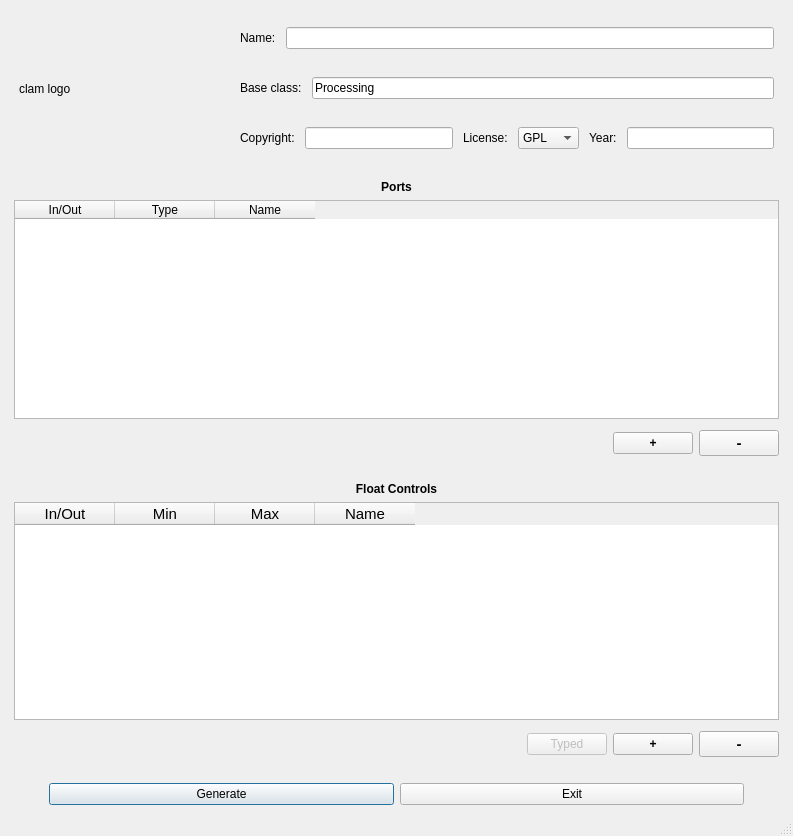
The window that CLAM/scripts/TemplatedPluginsGenerator/main.ui (clam-project/clam) describes before a commit, drawn with Qt 5.
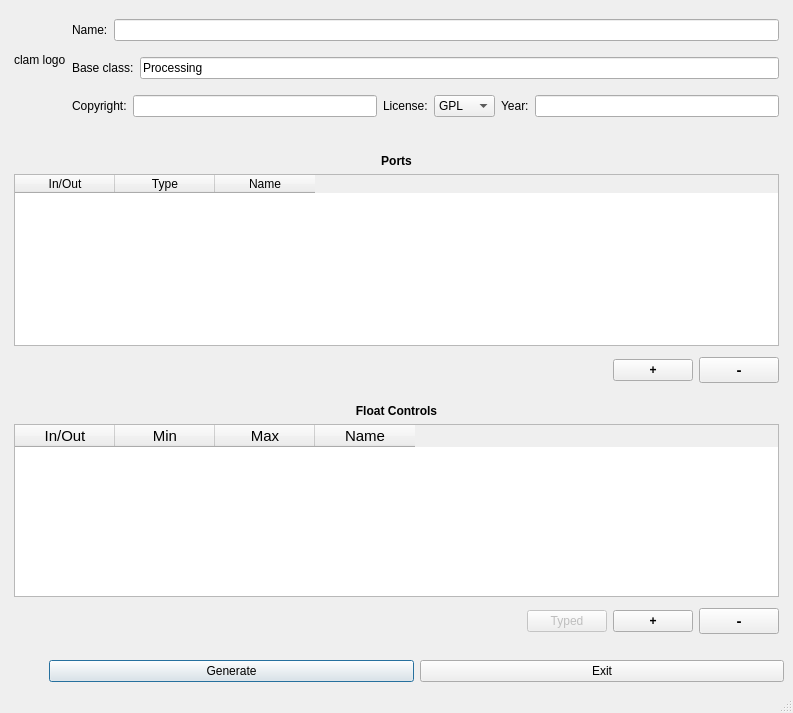
The same window after the commit.

Commit message: TemplatedPluginsGenerator: fixed ui layout

```diff
--- a/CLAM/scripts/TemplatedPluginsGenerator/main.ui
+++ b/CLAM/scripts/TemplatedPluginsGenerator/main.ui
@@ -1,15 +1,21 @@
 <ui version="4.0" >
  <class>TemplateGeneratorWindow</class>
- <widget class="QMainWindow" name="TemplateGeneratorWindow" >
-  <property name="geometry" >
+ <widget class="QMainWindow" name="TemplateGeneratorWindow">
+  <property name="geometry">
    <rect>
     <x>0</x>
     <y>0</y>
     <width>783</width>
-    <height>836</height>
+    <height>713</height>
    </rect>
   </property>
-  <property name="windowTitle" >
+  <property name="sizePolicy">
+   <sizepolicy hsizetype="MinimumExpanding" vsizetype="MinimumExpanding">
+    <horstretch>0</horstretch>
+    <verstretch>0</verstretch>
+   </sizepolicy>
+  </property>
+  <property name="windowTitle">
    <string>MainWindow</string>
   </property>
   <property name="locale" >
@@ -47,72 +53,44 @@
          <enum>QLayout::SetMinimumSize</enum>
         </property>
         <item>
-         <layout class="QVBoxLayout" >
-          <property name="sizeConstraint" >
-           <enum>QLayout::SetDefaultConstraint</enum>
+         <widget class="QLabel" name="clamLogo">
+          <property name="sizePolicy">
+           <sizepolicy hsizetype="Fixed" vsizetype="Preferred">
+            <horstretch>0</horstretch>
+            <verstretch>0</verstretch>
+           </sizepolicy>
           </property>
-          <property name="leftMargin" >
-           <number>5</number>
+          <property name="maximumSize">
+           <size>
+            <width>100</width>
+            <height>50</height>
+           </size>
           </property>
-          <property name="rightMargin" >
-           <number>5</number>
+          <property name="frameShape">
+           <enum>QFrame::NoFrame</enum>
           </property>
-          <item>
-           <widget class="QLabel" name="clamLogo" >
-            <property name="sizePolicy" >
-             <sizepolicy vsizetype="Fixed" hsizetype="Fixed" >
-              <horstretch>0</horstretch>
-              <verstretch>0</verstretch>
-             </sizepolicy>
-            </property>
-            <property name="minimumSize" >
-             <size>
-              <width>200</width>
-              <height>150</height>
-             </size>
-            </property>
-            <property name="maximumSize" >
-             <size>
-              <width>200</width>
-              <height>150</height>
-             </size>
-            </property>
-            <property name="frameShape" >
-             <enum>QFrame::NoFrame</enum>
-            </property>
-            <property name="frameShadow" >
-             <enum>QFrame::Raised</enum>
-            </property>
-            <property name="text" >
-             <string>clam logo</string>
-            </property>
-            <property name="scaledContents" >
-             <bool>true</bool>
-            </property>
-            <property name="textInteractionFlags" >
-             <set>Qt::NoTextInteraction</set>
-            </property>
-           </widget>
-          </item>
-         </layout>
+          <property name="frameShadow">
+           <enum>QFrame::Raised</enum>
+          </property>
+          <property name="text">
+           <string>clam logo</string>
+          </property>
+          <property name="scaledContents">
+           <bool>true</bool>
+          </property>
+          <property name="alignment">
+           <set>Qt::AlignLeading|Qt::AlignLeft|Qt::AlignTop</set>
+          </property>
+         </widget>
         </item>
         <item>
-         <layout class="QVBoxLayout" >
-          <property name="spacing" >
-           <number>10</number>
-          </property>
-          <property name="sizeConstraint" >
+         <layout class="QVBoxLayout">
+          <property name="sizeConstraint">
            <enum>QLayout::SetMinimumSize</enum>
           </property>
-          <property name="leftMargin" >
-           <number>10</number>
-          </property>
-          <property name="rightMargin" >
-           <number>5</number>
-          </property>
           <item>
-           <layout class="QHBoxLayout" name="horizontalLayout" >
-            <property name="topMargin" >
+           <layout class="QHBoxLayout" name="horizontalLayout">
+            <property name="topMargin">
              <number>5</number>
             </property>
             <property name="bottomMargin" >
@@ -131,16 +109,22 @@
            </layout>
           </item>
           <item>
-           <layout class="QHBoxLayout" name="horizontalLayout_2" >
-            <property name="topMargin" >
+           <layout class="QHBoxLayout" name="horizontalLayout_2">
+            <property name="topMargin">
              <number>5</number>
             </property>
             <property name="bottomMargin" >
              <number>5</number>
             </property>
             <item>
-             <widget class="QLabel" name="label_3" >
-              <property name="text" >
+             <widget class="QLabel" name="label_3">
+              <property name="sizePolicy">
+               <sizepolicy hsizetype="Preferred" vsizetype="Minimum">
+                <horstretch>0</horstretch>
+                <verstretch>0</verstretch>
+               </sizepolicy>
+              </property>
+              <property name="text">
                <string>Base class:</string>
               </property>
              </widget>
@@ -155,8 +139,8 @@
            </layout>
           </item>
           <item>
-           <layout class="QHBoxLayout" name="horizontalLayout_17" >
-            <property name="topMargin" >
+           <layout class="QHBoxLayout" name="horizontalLayout_17">
+            <property name="topMargin">
              <number>5</number>
             </property>
             <property name="bottomMargin" >
@@ -214,29 +198,26 @@
             </item>
            </layout>
           </item>
+          <item>
+           <spacer name="verticalSpacer_4">
+            <property name="orientation">
+             <enum>Qt::Vertical</enum>
+            </property>
+            <property name="sizeHint" stdset="0">
+             <size>
+              <width>20</width>
+              <height>40</height>
+             </size>
+            </property>
+           </spacer>
+          </item>
          </layout>
         </item>
        </layout>
       </item>
       <item>
-       <spacer name="verticalSpacer" >
-        <property name="orientation" >
-         <enum>Qt::Vertical</enum>
-        </property>
-        <property name="sizeType" >
-         <enum>QSizePolicy::Minimum</enum>
-        </property>
-        <property name="sizeHint" stdset="0" >
-         <size>
-          <width>20</width>
-          <height>5</height>
-         </size>
-        </property>
-       </spacer>
-      </item>
-      <item>
-       <layout class="QVBoxLayout" name="verticalLayout" >
-        <property name="topMargin" >
+       <layout class="QVBoxLayout" name="verticalLayout">
+        <property name="topMargin">
          <number>5</number>
         </property>
         <property name="bottomMargin" >
@@ -360,24 +341,8 @@
        </layout>
       </item>
       <item>
-       <spacer name="verticalSpacer_2" >
-        <property name="orientation" >
-         <enum>Qt::Vertical</enum>
-        </property>
-        <property name="sizeType" >
-         <enum>QSizePolicy::Minimum</enum>
-        </property>
-        <property name="sizeHint" stdset="0" >
-         <size>
-          <width>20</width>
-          <height>5</height>
-         </size>
-        </property>
-       </spacer>
-      </item>
-      <item>
-       <layout class="QVBoxLayout" name="verticalLayout_2" >
-        <property name="topMargin" >
+       <layout class="QVBoxLayout" name="verticalLayout_2">
+        <property name="topMargin">
          <number>5</number>
         </property>
         <property name="bottomMargin" >
@@ -554,8 +519,14 @@
        </spacer>
       </item>
       <item>
-       <widget class="QPushButton" name="pushButton_Generate" >
-        <property name="toolTip" >
+       <widget class="QPushButton" name="pushButton_Generate">
+        <property name="sizePolicy">
+         <sizepolicy hsizetype="Preferred" vsizetype="Fixed">
+          <horstretch>0</horstretch>
+          <verstretch>0</verstretch>
+         </sizepolicy>
+        </property>
+        <property name="toolTip">
          <string>Ctrl+G</string>
         </property>
         <property name="text" >
@@ -573,8 +544,14 @@
        </widget>
       </item>
       <item>
-       <widget class="QPushButton" name="pushButton_Exit" >
-        <property name="toolTip" >
+       <widget class="QPushButton" name="pushButton_Exit">
+        <property name="sizePolicy">
+         <sizepolicy hsizetype="Preferred" vsizetype="Fixed">
+          <horstretch>0</horstretch>
+          <verstretch>0</verstretch>
+         </sizepolicy>
+        </property>
+        <property name="toolTip">
          <string>Ctrl+X</string>
         </property>
         <property name="text" >
@@ -585,22 +562,6 @@
         </property>
        </widget>
       </item>
-      <item>
-       <spacer name="horizontalSpacer_4" >
-        <property name="orientation" >
-         <enum>Qt::Horizontal</enum>
-        </property>
-        <property name="sizeType" >
-         <enum>QSizePolicy::Minimum</enum>
-        </property>
-        <property name="sizeHint" stdset="0" >
-         <size>
-          <width>40</width>
-          <height>20</height>
-         </size>
-        </property>
-       </spacer>
-      </item>
      </layout>
     </item>
    </layout>
```
Left out of the diff: 235 changed lines with no effect on the pictures.
